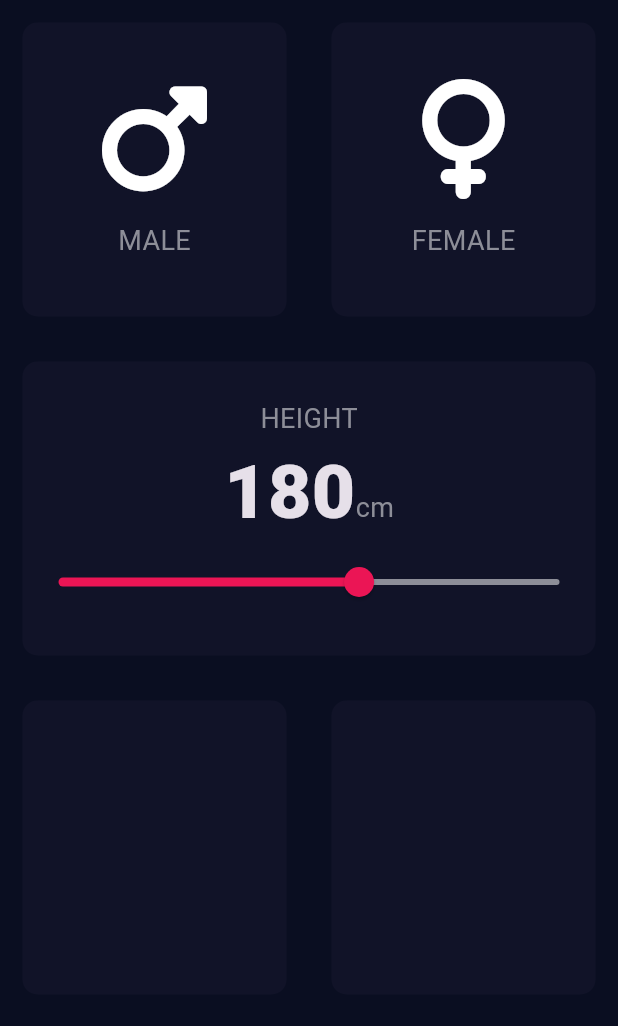
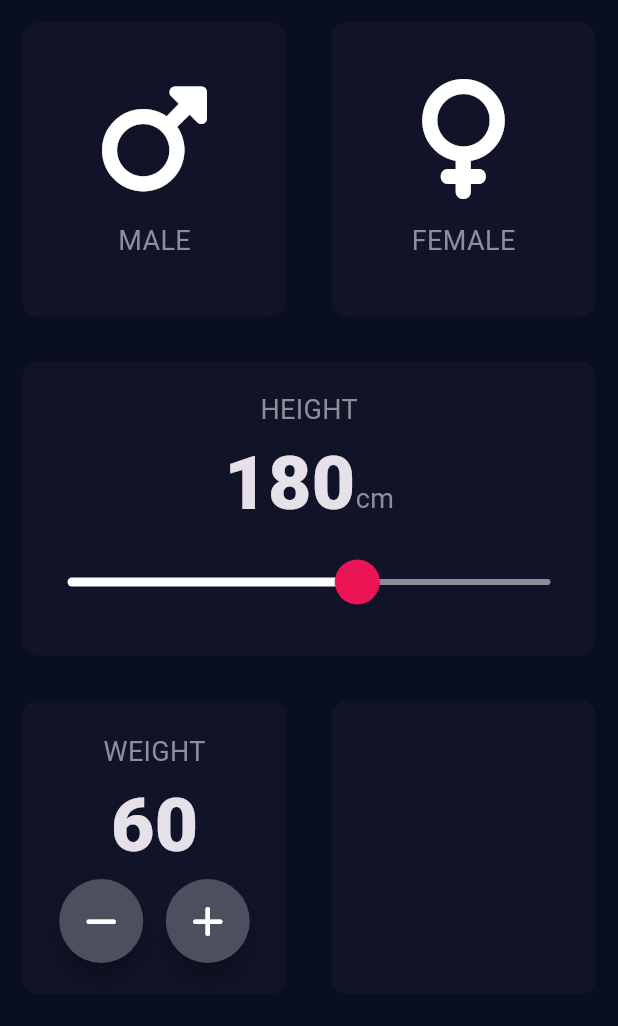
Before and after one commit to aminebenjebli/BMI-Calculator, a Flutter app: the screen it shows after launch, on a phone screen of 412 x 824 dp, the part 84-1110 px from its top. Run offline on Flutter 3.47's test engine with Material 3 defaults, Android fonts, the phone set to English and light mode, and no system bars; our stand-ins replace font_awesome_flutter.

Commit message:
Add RoundIconButton widget and integrate weight adjustment in InputPage

```diff
--- a/healthapp/lib/input_page.dart
+++ b/healthapp/lib/input_page.dart
@@ -4,6 +4,7 @@ import 'package:healthapp/cards.dart';
 import 'package:healthapp/card_content.dart';
 import 'package:healthapp/constants.dart';
 import 'package:healthapp/gender.dart';
+import 'package:healthapp/round_button.dart';
 
 class InputPage extends StatefulWidget {
   const InputPage({super.key});
@@ -15,6 +16,7 @@ class InputPage extends StatefulWidget {
 class _InputPageState extends State<InputPage> {
   Gender? selectedGender;
   int height = 180;
+  int weight = 60;
   @override
   Widget build(BuildContext context) {
     return Scaffold(
@@ -76,27 +78,77 @@ class _InputPageState extends State<InputPage> {
                       const Text('cm', style: labelTextStyle),
                     ],
                   ),
-                  Slider(
+                  SliderTheme(
+                    data: SliderTheme.of(context).copyWith(
+                      thumbColor: const Color(0xFFEB1555),
+                      activeTrackColor: Colors.white,
+                      inactiveTrackColor: const Color(0xFF8D8E98),
+                      overlayColor: const Color(0x29EB1555),
+                      thumbShape: const RoundSliderThumbShape(
+                        enabledThumbRadius: 15.0,
+                      ),
+                      overlayShape: const RoundSliderOverlayShape(
+                        overlayRadius: 30.0,
+                      ),
+                    ),
+                    child: Slider(
                       value: height.toDouble(),
                       min: 120.0,
                       max: 220.0,
-                    activeColor: const Color(0xFFEB1555),
-                    inactiveColor: const Color(0xFF8D8E98),
-                    thumbColor: const Color(0xFFEB1555),
                       onChanged: (double newValue) {
                         setState(() {
                           height = newValue.round();
                         });
                       },
+                    ),
                   )
                 ],
               ),
             )),
-            const Expanded(
+            Expanded(
                 child: Row(
               children: <Widget>[
-                Expanded(child: ReusableCard(colour: inactiveCardColour)),
-                Expanded(child: ReusableCard(colour: inactiveCardColour)),
+                Expanded(
+                    child: ReusableCard(
+                  colour: inactiveCardColour,
+                  cardChild: Column(
+                    mainAxisAlignment: MainAxisAlignment.center,
+                    children: <Widget>[
+                      const Text(
+                        'WEIGHT',
+                        style: labelTextStyle,
+                      ),
+                      Text(weight.toString(), style: numberTextStyle),
+                      Row(
+                        mainAxisAlignment: MainAxisAlignment.center,
+                        children: <Widget>[
+                          RoundIconButton(
+                            icon: FontAwesomeIcons.minus,
+                            onPressed: () {
+                              // Decrease weight
+                              setState(() {
+                                weight--;
+                              });
+                            },
+                          ),
+                          const SizedBox(
+                            width: 15.0,
+                          ),
+                          RoundIconButton(
+                            icon: FontAwesomeIcons.plus,
+                            onPressed: () {
+                              // Increase weight
+                              setState(() {
+                                weight++;
+                              });
+                            },
+                          )
+                        ],
+                      ),
+                    ],
+                  ),
+                )),
+                const Expanded(child: ReusableCard(colour: inactiveCardColour)),
               ],
             )),
             Container(
--- /dev/null
+++ b/healthapp/lib/round_button.dart
@@ -0,0 +1,23 @@
+import 'package:flutter/material.dart';
+
+class RoundIconButton extends StatelessWidget {
+  final IconData icon;
+  final Function()? onPressed;
+  const RoundIconButton(
+      {required this.icon, required this.onPressed, super.key});
+
+  @override
+  Widget build(BuildContext context) {
+    return RawMaterialButton(
+      onPressed: onPressed,
+      elevation: 6.0,
+      child: Icon(icon),
+      constraints: const BoxConstraints.tightFor(
+        width: 56.0,
+        height: 56.0,
+      ),
+      shape: const CircleBorder(),
+      fillColor: const Color(0xFF4C4F5E),
+    );
+  }
+}
```
Lines whose indentation alone changed are shown as unchanged.
